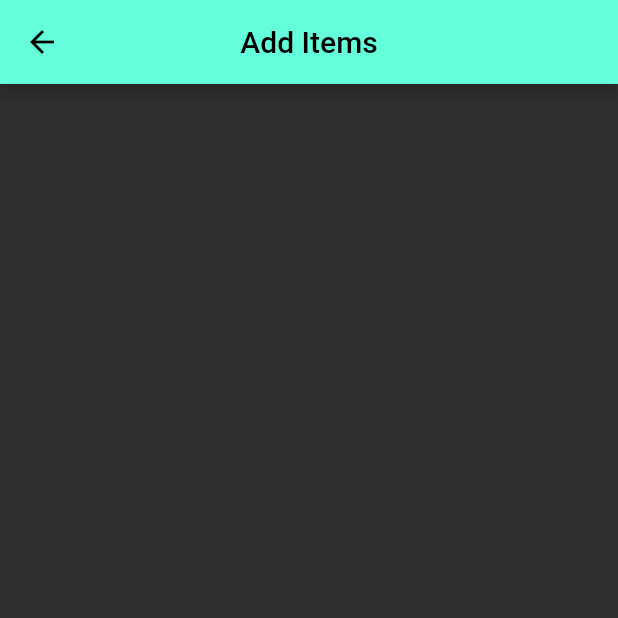
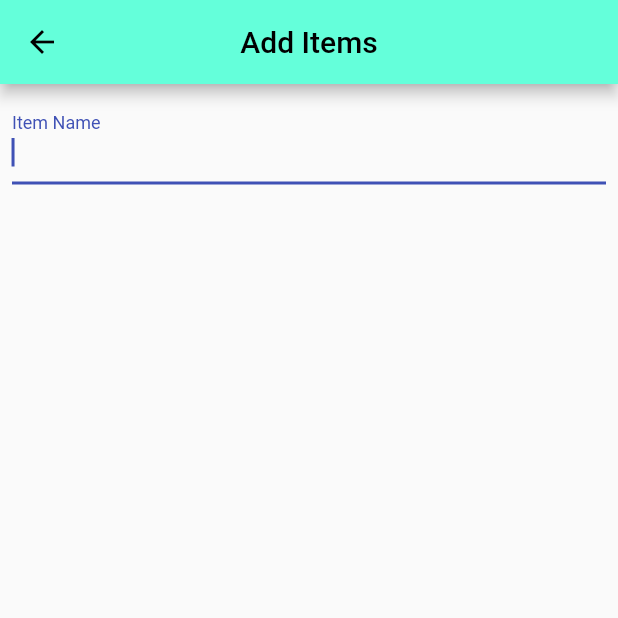
Before and after one commit to AnuraghSarkar/Password-Hub, a Flutter app: the AddGroceryItemScreen screen opened by its route, on a phone screen of 412 x 824 dp, the top half of it. Run offline on Flutter 3.47's test engine with Material 2 defaults, Android fonts, the light colour scheme and no system bars; our stand-ins replace flutter_riverpod, local_auth.

Commit message:
:hammer: optimizing grocery add screen

```diff
--- a/foodlist/lib/components/empty_list_indicator.dart
+++ b/foodlist/lib/components/empty_list_indicator.dart
@@ -23,7 +23,7 @@ class EmptyListIndicator extends StatelessWidget {
       children: [
         const Icon(
           Icons.info_outline_rounded,
-          color: ThemeColors.primary,
+          color: Colors.tealAccent,
           size: 36,
         ),
         Padding(
@@ -47,7 +47,7 @@ class EmptyListIndicator extends StatelessWidget {
               shape: RoundedRectangleBorder(
                 borderRadius: BorderRadius.circular(20.0),
               ),
-              primary: ThemeColors.primary,
+              primary: Colors.tealAccent,
               textStyle: const TextStyle(
                 color: Colors.black,
                 fontSize: 20,
--- a/foodlist/lib/main.dart
+++ b/foodlist/lib/main.dart
@@ -1,6 +1,7 @@
 import 'package:flutter/material.dart';
 import 'package:foodlist/screens/add_grocery_items_screen.dart';
 import 'package:foodlist/screens/auth_screen.dart';
+import 'package:foodlist/theme.dart';
 
 void main() {
   runApp(const MyApp());
@@ -14,7 +15,7 @@ class MyApp extends StatelessWidget {
     return MaterialApp(
       title: 'Foodie List',
       debugShowCheckedModeBanner: false,
-      theme: ThemeData.dark(),
+      theme: ThemeData(primarySwatch: ThemeColors.primary),
       routes: {
         '/': (context) => const BiometericScreen(),
         AddGroceryItemScreen.routeName: (context) =>
--- a/foodlist/lib/screens/add_grocery_items_screen.dart
+++ b/foodlist/lib/screens/add_grocery_items_screen.dart
@@ -2,19 +2,40 @@ import 'package:flutter/material.dart';
 
 import '../theme.dart';
 
-class AddGroceryItemScreen extends StatelessWidget {
+class AddGroceryItemScreen extends StatefulWidget {
   static const routeName = '/add-grocery_item';
 
   const AddGroceryItemScreen({Key? key}) : super(key: key);
+
+  @override
+  State<AddGroceryItemScreen> createState() => _AddGroceryItemScreenState();
+}
+
+class _AddGroceryItemScreenState extends State<AddGroceryItemScreen> {
+  final formKey = GlobalKey<FormState>();
 
   @override
   Widget build(BuildContext context) {
     return Scaffold(
       appBar: AppBar(
         title: const Text('Add Items'),
-        backgroundColor: ThemeColors.primary,
+        backgroundColor: Colors.tealAccent,
         foregroundColor: Colors.black,
         centerTitle: true,
+      ),
+      body: Form(
+        key: formKey,
+        child: Padding(
+          padding: const EdgeInsets.all(8.0),
+          child: Column(children: [
+            TextFormField(
+              decoration: const InputDecoration(labelText: "Item Name"),
+              autofocus: true,
+              onChanged: (value) {},
+              validator: (value) {},
+            ),
+          ]),
+        ),
       ),
     );
   }
--- a/foodlist/lib/screens/list_screen.dart
+++ b/foodlist/lib/screens/list_screen.dart
@@ -21,7 +21,7 @@ class _ListScreenState extends State<ListScreen> {
       // backgroundColor: Colors.grey[900],
       appBar: AppBar(
         title: const Text('Foodie List'),
-        backgroundColor: ThemeColors.primary,
+        backgroundColor: Colors.tealAccent,
         foregroundColor: Colors.black,
         centerTitle: true,
       ),
--- a/foodlist/lib/theme.dart
+++ b/foodlist/lib/theme.dart
@@ -1,9 +1,9 @@
 import 'package:flutter/material.dart';
 
 class ThemeColors {
-  static const primary = Colors.tealAccent;
-  static const text = Colors.white;
-  static const textLight = Colors.white70;
+  static const primary = Colors.indigo;
+  static const text = Colors.black;
+  static const textLight = Colors.black;
 }
 
 class ThemeTextStyles {
```
Also changed, not shown: foodlist/pubspec.lock, 2 other files.
